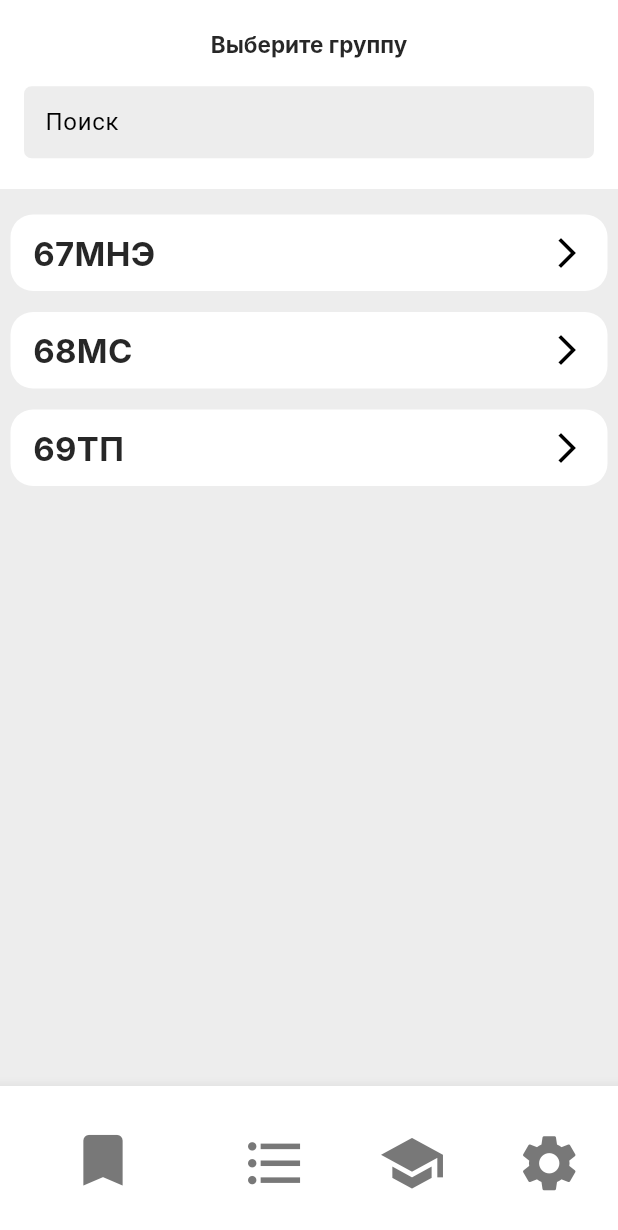
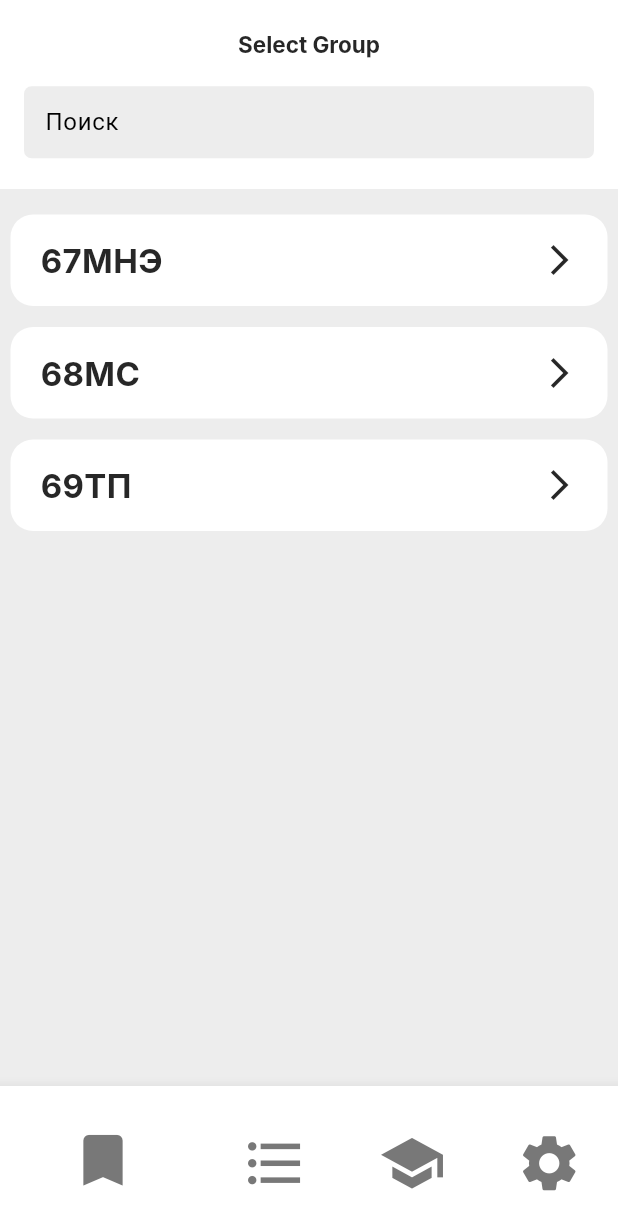
Before and after one commit to hostnes/MGKCT_flutter_app, a Flutter app: the screen it shows after launch, on a phone screen of 412 x 824 dp. Shown: the top 1230 px of the screen. Run offline on Flutter 3.47's test engine with Material 3 defaults, Android fonts, the phone set to English and light mode, and no system bars; our stand-ins replace dio, marquee; missing offline and left inert: dart:ffi; Roboto replaces fonts that are missing (Inter).

```diff
--- /dev/null
+++ b/lib/components/app_bar.dart
@@ -0,0 +1,39 @@
+import 'package:flutter/material.dart';
+import 'package:work/components/search_field.dart';
+
+class SearchAppBar extends StatelessWidget implements PreferredSizeWidget {
+  final String title;
+  const SearchAppBar({super.key, required this.title});
+
+  @override
+  Size get preferredSize => Size.fromHeight(126.0);
+
+  @override
+  Widget build(BuildContext context) {
+    return AppBar(
+      automaticallyImplyLeading: false,
+      backgroundColor: Theme.of(context).colorScheme.primary,
+      toolbarHeight: 126.0,
+      title: Column(
+        crossAxisAlignment: CrossAxisAlignment.center,
+        mainAxisAlignment: MainAxisAlignment.center,
+        children: <Widget>[
+          Text(
+            title,
+            style: TextStyle(
+              color: Theme.of(context).colorScheme.inversePrimary,
+              fontFamily: 'Inter',
+              fontSize: 15.0,
+              fontWeight: FontWeight.bold,
+            ),
+          ),
+          SizedBox(height: 10),
+          Container(
+            margin: EdgeInsets.only(top: 8.0),
+            child: SearchField(),
+          ),
+        ],
+      ),
+    );
+  }
+}
--- a/lib/components/bottom_bar.dart
+++ b/lib/components/bottom_bar.dart
@@ -1,12 +1,64 @@
 import 'package:flutter/material.dart';
+import 'package:work/pages/favorites.dart';
+import 'package:work/pages/groups.dart';
+import 'package:work/pages/setting.dart';
+import 'package:work/pages/teachers.dart';
 
-class BottomBar extends StatelessWidget {
+class BottomBar extends StatefulWidget {
   const BottomBar({super.key});
+
+  @override
+  State<BottomBar> createState() => _BottomBarState();
+}
+
+class _BottomBarState extends State<BottomBar> {
+  int _selectedIndex = 0;
+
+  void changePage(int index) {
+    setState(() {
+      _selectedIndex = index;
+    });
+    switch (index) {
+      case 0:
+        Navigator.push(
+          context,
+          MaterialPageRoute(
+            builder: (context) => const FavorietsPage(),
+          ),
+        );
+
+      case 1:
+        Navigator.push(
+          context,
+          MaterialPageRoute(
+            builder: (context) => const TeachersPage(),
+          ),
+        );
+      case 2:
+        Navigator.push(
+          context,
+          MaterialPageRoute(
+            builder: (context) => const GroupsPage(),
+          ),
+        );
+      case 3:
+        Navigator.push(
+          context,
+          MaterialPageRoute(
+            builder: (context) => const SettingsPage(),
+          ),
+        );
+    }
+  }
 
   @override
   Widget build(BuildContext context) {
     return BottomNavigationBar(
-      backgroundColor: Theme.of(context).colorScheme.primary,
+      selectedItemColor: Theme.of(context).colorScheme.tertiary,
+      unselectedItemColor: Theme.of(context).colorScheme.secondary,
+      currentIndex: _selectedIndex,
+      onTap: changePage,
+      backgroundColor: Theme.of(context).colorScheme.tertiary,
       items: [
         BottomNavigationBarItem(
           label: '',
--- a/lib/components/group_widget.dart
+++ b/lib/components/group_widget.dart
@@ -7,10 +7,9 @@ class GroupWidget extends StatelessWidget {
 
   @override
   Widget build(BuildContext context) {
-    print(number);
     return Container(
       margin: EdgeInsets.all(7),
-      padding: EdgeInsets.symmetric(horizontal: 15, vertical: 10),
+      padding: EdgeInsets.symmetric(horizontal: 20, vertical: 15),
       decoration: BoxDecoration(
         borderRadius: BorderRadius.circular(15),
         color: Theme.of(context).colorScheme.primary,
@@ -27,7 +26,11 @@ class GroupWidget extends StatelessWidget {
               fontWeight: FontWeight.bold,
             ),
           ),
-          Icon(Icons.arrow_forward_ios, size: 24, color: Colors.black)
+          Icon(
+            Icons.arrow_forward_ios,
+            size: 24,
+            color: Theme.of(context).colorScheme.inversePrimary,
+          )
         ],
       ),
     );
--- a/lib/pages/groups.dart
+++ b/lib/pages/groups.dart
@@ -1,5 +1,6 @@
 import 'package:flutter/material.dart';
 import 'package:flutter/widgets.dart';
+import 'package:work/components/app_bar.dart';
 import 'package:work/components/bottom_bar.dart';
 import 'package:work/components/group_widget.dart';
 import 'package:work/components/search_field.dart';
@@ -22,30 +23,7 @@ class _GroupsPageState extends State<GroupsPage> {
   Widget build(BuildContext context) {
     return Scaffold(
       backgroundColor: Theme.of(context).colorScheme.background,
-      appBar: AppBar(
-        backgroundColor: Theme.of(context).colorScheme.primary,
-        toolbarHeight: 126.0,
-        title: Column(
-          crossAxisAlignment: CrossAxisAlignment.center,
-          mainAxisAlignment: MainAxisAlignment.center,
-          children: <Widget>[
-            Text(
-              'Выберите группу',
-              style: TextStyle(
-                color: Theme.of(context).colorScheme.inversePrimary,
-                fontFamily: 'Inter',
-                fontSize: 15.0,
-                fontWeight: FontWeight.bold,
-              ),
-            ),
-            SizedBox(height: 10),
-            Container(
-              margin: EdgeInsets.only(top: 8.0),
-              child: SearchField(),
-            ),
-          ],
-        ),
-      ),
+      appBar: SearchAppBar(title: 'Select Group'),
       body: Column(
         children: [
           SizedBox(height: 10.0),
@@ -66,7 +44,7 @@ class _GroupsPageState extends State<GroupsPage> {
           ),
         ],
       ),
-      bottomNavigationBar: BottomBar(),
+      bottomNavigationBar: const BottomBar(),
     );
   }
 }
--- a/lib/themes/dark_mode.dart
+++ b/lib/themes/dark_mode.dart
@@ -4,7 +4,7 @@ ThemeData darkMode = ThemeData(
   colorScheme: const ColorScheme.dark(
       background: Color(0xFF242424),
       primary: Color(0xFF0D0D0D),
-      secondary: Color(0xFF242424),
+      secondary: Color(0xFF787878),
       inversePrimary: Color(0xFFFFFFFF),
       tertiary: Color(0xFF9DC284)),
 );
--- a/pubspec.yaml
+++ b/pubspec.yaml
@@ -36,6 +36,8 @@ dependencies:
   # Use with the CupertinoIcons class for iOS style icons.
   cupertino_icons: ^1.0.6
   provider: ^6.1.2
+  dio: ^5.4.3+1
+  marquee: ^2.2.3
 dev_dependencies:
   flutter_test:
     sdk: flutter
```
Also changed, not shown: lib/api/api.dart (added, +17 -0 lines), lib/components/change_theme.dart (added, +38 -0 lines), lib/components/teacher_widget.dart (added, +59 -0 lines), lib/pages/await_data_page.dart (added, +18 -0 lines), lib/pages/favorites.dart (added, +15 -0 lines), lib/pages/setting.dart (added, +17 -0 lines), lib/pages/teachers.dart (added, +57 -0 lines), pubspec.lock.
